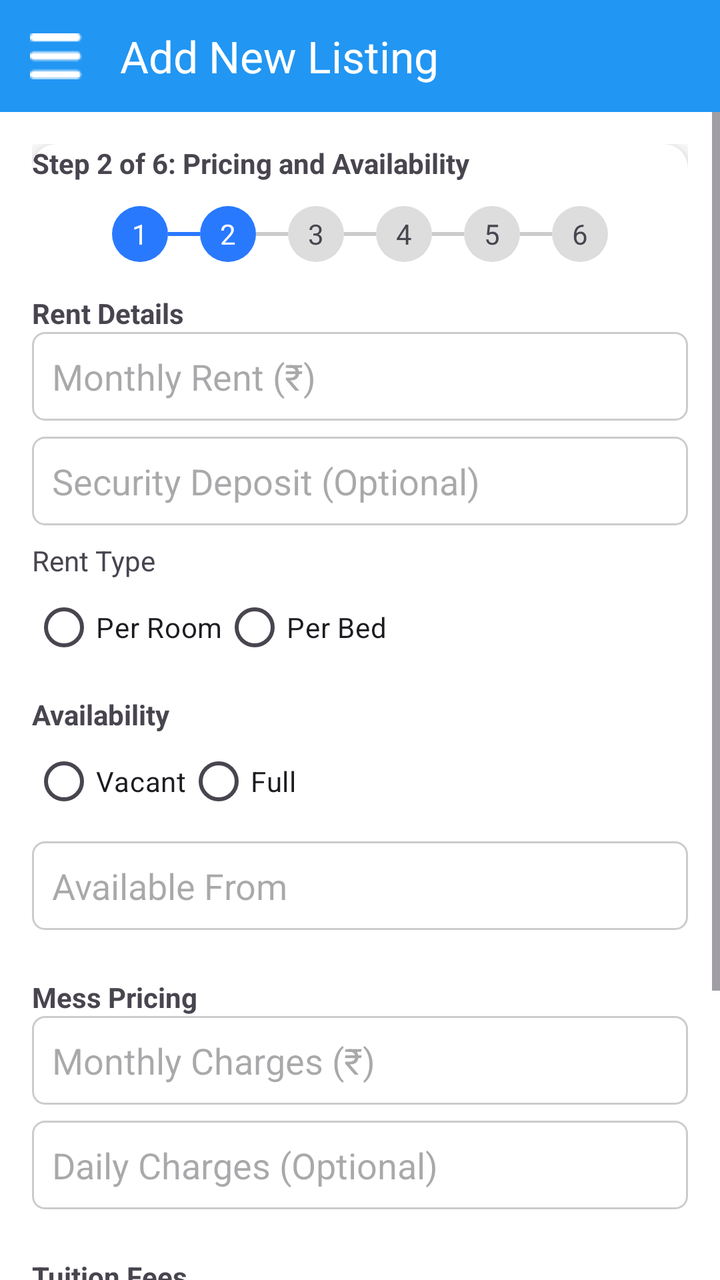
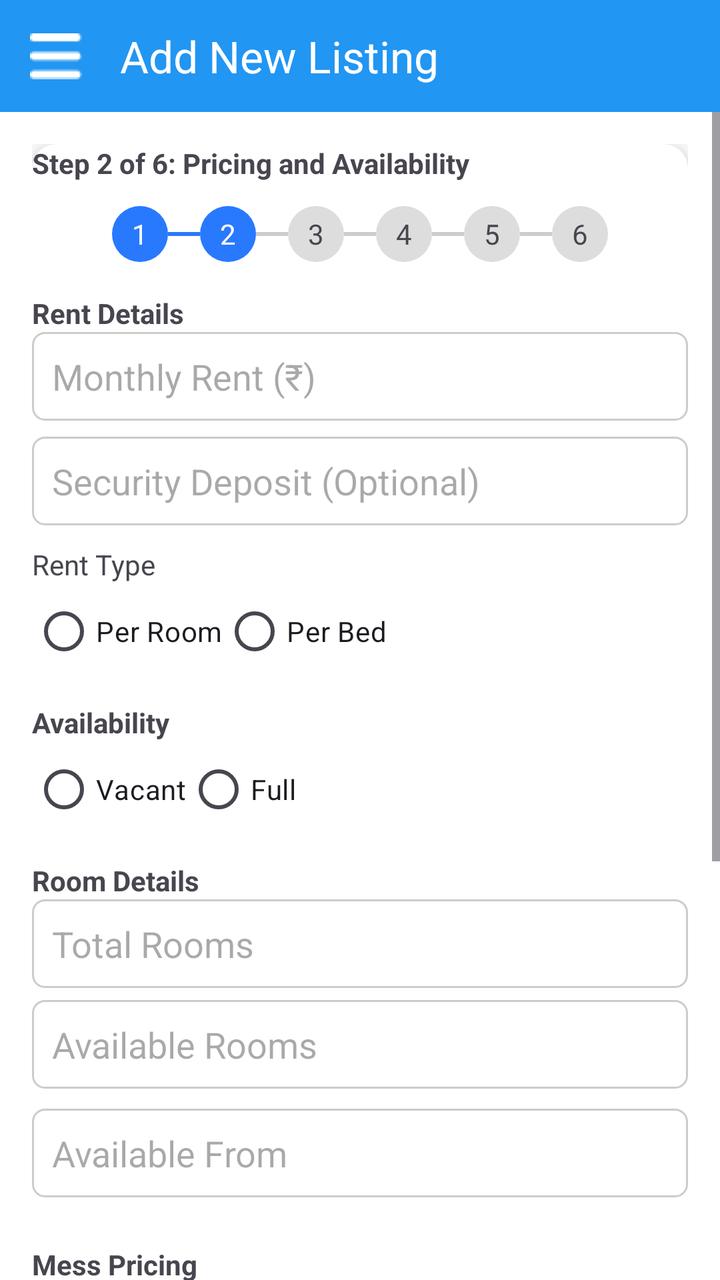

Before-and-after screenshots of an Android layout around one commit, followed by the original layout XML and the change that was made.
<!-- AndroidManifest.xml: application theme Theme.CampusSaathi -->
<!-- res/layout/activity_owner_add_new_list2.xml -->
<?xml version="1.0" encoding="utf-8"?>
<LinearLayout xmlns:android="http://schemas.android.com/apk/res/android"
    xmlns:app="http://schemas.android.com/apk/res-auto"
    android:layout_width="match_parent"
    android:layout_height="match_parent"
    android:orientation="vertical"
    android:background="#FFFFFF">

    
    <androidx.appcompat.widget.Toolbar
        android:layout_width="match_parent"
        android:layout_height="56dp"
        android:background="#2196F3"
        app:title="Add New Listing"
        app:titleTextColor="#FFFFFF"
        app:navigationIcon="@drawable/ic_menu" />

    <ScrollView
        android:layout_width="match_parent"
        android:layout_height="match_parent">

        <LinearLayout
            android:layout_width="match_parent"
            android:layout_height="wrap_content"
            android:padding="16dp"
            android:orientation="vertical">

            <androidx.cardview.widget.CardView
                android:layout_width="match_parent"
                android:layout_height="wrap_content"
                app:cardCornerRadius="12dp"
                app:cardElevation="6dp"
                android:padding="16dp">

                <LinearLayout
                    android:layout_width="match_parent"
                    android:layout_height="wrap_content"
                    android:orientation="vertical">

                    
                    <TextView
                        android:layout_width="wrap_content"
                        android:layout_height="wrap_content"
                        android:text="Step 2 of 6: Pricing and Availability"
                        android:textSize="14sp"
                        android:textStyle="bold" />

                    
                    <LinearLayout
                        android:layout_width="match_parent"
                        android:layout_height="wrap_content"
                        android:orientation="horizontal"
                        android:gravity="center"
                        android:layout_marginTop="12dp">

                        <TextView android:layout_width="28dp" android:layout_height="28dp"
                            android:text="1" android:gravity="center"
                            android:textColor="#FFFFFF"
                            android:background="@drawable/step_done"/>

                        <View android:layout_width="16dp" android:layout_height="2dp"
                            android:background="#2979FF"/>

                        <TextView android:layout_width="28dp" android:layout_height="28dp"
                            android:text="2" android:gravity="center"
                            android:textColor="#FFFFFF"
                            android:background="@drawable/step_active"/>

                        <View android:layout_width="16dp" android:layout_height="2dp"
                            android:background="#CCCCCC"/>

                        <TextView android:layout_width="28dp" android:layout_height="28dp"
                            android:text="3" android:gravity="center"
                            android:background="@drawable/step_inactive"/>

                        <View android:layout_width="16dp" android:layout_height="2dp"
                            android:background="#CCCCCC"/>

                        <TextView android:layout_width="28dp" android:layout_height="28dp"
                            android:text="4" android:gravity="center"
                            android:background="@drawable/step_inactive"/>

                        <View android:layout_width="16dp" android:layout_height="2dp"
                            android:background="#CCCCCC"/>

                        <TextView android:layout_width="28dp" android:layout_height="28dp"
                            android:text="5" android:gravity="center"
                            android:background="@drawable/step_inactive"/>

                        <View android:layout_width="16dp" android:layout_height="2dp"
                            android:background="#CCCCCC"/>

                        <TextView android:layout_width="28dp" android:layout_height="28dp"
                            android:text="6" android:gravity="center"
                            android:background="@drawable/step_inactive"/>
                    </LinearLayout>

                    
                    
                    
                    <LinearLayout
                        android:id="@+id/layoutRoomStep2"
                        android:layout_width="match_parent"
                        android:layout_height="wrap_content"
                        android:orientation="vertical"
                        android:layout_marginTop="16dp"
                        android:visibility="visible">

                        <TextView
                            android:text="Rent Details"
                            android:textStyle="bold"
                            android:layout_width="wrap_content"
                            android:layout_height="wrap_content"/>

                        <EditText
                            android:layout_width="match_parent"
                            android:layout_height="wrap_content"
                            android:hint="Monthly Rent (₹)"
                            android:background="@drawable/edit_bg"
                            android:padding="10dp"/>

                        <EditText
                            android:layout_width="match_parent"
                            android:layout_height="wrap_content"
                            android:hint="Security Deposit (Optional)"
                            android:background="@drawable/edit_bg"
                            android:padding="10dp"
                            android:layout_marginTop="8dp"/>

                        <TextView
                            android:text="Rent Type"
                            android:layout_width="wrap_content"
                            android:layout_height="wrap_content"
                            android:layout_marginTop="8dp"/>

                        <RadioGroup
                            android:layout_width="wrap_content"
                            android:layout_height="wrap_content"
                            android:orientation="horizontal">

                            <RadioButton android:text="Per Room"
                                android:layout_width="wrap_content"
                                android:layout_height="wrap_content"/>

                            <RadioButton android:text="Per Bed"
                                android:layout_width="wrap_content"
                                android:layout_height="wrap_content"/>
                        </RadioGroup>

                        <TextView
                            android:text="Availability"
                            android:textStyle="bold"
                            android:layout_width="wrap_content"
                            android:layout_height="wrap_content"
                            android:layout_marginTop="10dp"/>

                        <RadioGroup
                            android:layout_width="wrap_content"
                            android:layout_height="wrap_content"
                            android:orientation="horizontal">

                            <RadioButton android:text="Vacant"
                                android:layout_width="wrap_content"
                                android:layout_height="wrap_content"/>

                            <RadioButton android:text="Full"
                                android:layout_width="wrap_content"
                                android:layout_height="wrap_content"/>
                        </RadioGroup>

                        <EditText
                            android:layout_width="match_parent"
                            android:layout_height="wrap_content"
                            android:hint="Available From"
                            android:background="@drawable/edit_bg"
                            android:padding="10dp"
                            android:layout_marginTop="6dp"/>
                    </LinearLayout>

                    
                    
                    
                    <LinearLayout
                        android:id="@+id/layoutMessStep2"
                        android:layout_width="match_parent"
                        android:layout_height="wrap_content"
                        android:orientation="vertical"
                        android:layout_marginTop="24dp"
                        android:visibility="visible">

                        <TextView
                            android:text="Mess Pricing"
                            android:textStyle="bold"
                            android:layout_width="wrap_content"
                            android:layout_height="wrap_content"/>

                        <EditText
                            android:layout_width="match_parent"
                            android:layout_height="wrap_content"
                            android:hint="Monthly Charges (₹)"
                            android:background="@drawable/edit_bg"
                            android:padding="10dp"/>

                        <EditText
                            android:layout_width="match_parent"
                            android:layout_height="wrap_content"
                            android:hint="Daily Charges (Optional)"
                            android:background="@drawable/edit_bg"
                            android:padding="10dp"
                            android:layout_marginTop="8dp"/>
                    </LinearLayout>

                    
                    
                    
                    <LinearLayout
                        android:id="@+id/layoutTuitionStep2"
                        android:layout_width="match_parent"
                        android:layout_height="wrap_content"
                        android:orientation="vertical"
                        android:layout_marginTop="24dp"
                        android:visibility="visible">

                        <TextView
                            android:text="Tuition Fees"
                            android:textStyle="bold"
                            android:layout_width="wrap_content"
                            android:layout_height="wrap_content"/>

                        <EditText
                            android:layout_width="match_parent"
                            android:layout_height="wrap_content"
                            android:hint="Fees Amount (₹)"
                            android:background="@drawable/edit_bg"
                            android:padding="10dp"/>

                        <EditText
                            android:layout_width="match_parent"
                            android:layout_height="wrap_content"
                            android:hint="Course Duration (Months)"
                            android:background="@drawable/edit_bg"
                            android:padding="10dp"
                            android:layout_marginTop="8dp"/>
                    </LinearLayout>

                    
                    <Button
                        android:layout_width="match_parent"
                        android:layout_height="wrap_content"
                        android:text="Next"
                        android:layout_marginTop="24dp"
                        android:backgroundTint="#2979FF"
                        android:textColor="#FFFFFF"/>

                </LinearLayout>
            </androidx.cardview.widget.CardView>

        </LinearLayout>
    </ScrollView>
</LinearLayout>
<!-- resources referenced by this layout -->
<resources>
  <!-- drawable edit_bg (drawable) -->
  <shape xmlns:android="http://schemas.android.com/apk/res/android">
      <solid android:color="#FFFFFF"/>
      <stroke android:width="1dp" android:color="#CCCCCC"/>
      <corners android:radius="6dp"/>
  </shape>
  <!-- drawable ic_menu: png bitmap (drawable, 269 bytes) -->
  <!-- drawable step_active (drawable) -->
  <shape xmlns:android="http://schemas.android.com/apk/res/android">
      <solid android:color="#2979FF"/>
      <corners android:radius="50dp"/>
  </shape>
  <!-- drawable step_done (drawable) -->
  <?xml version="1.0" encoding="utf-8"?>
  <shape xmlns:android="http://schemas.android.com/apk/res/android">
      <solid android:color="#2979FF"/>
      <corners android:radius="50dp"/>
  </shape>
  <!-- drawable step_inactive (drawable) -->
  <shape xmlns:android="http://schemas.android.com/apk/res/android">
      <solid android:color="#DDDDDD"/>
      <corners android:radius="50dp"/>
  </shape>
  <style name="Theme.CampusSaathi" parent="Base.Theme.CampusSaathi" />
  <style name="Base.Theme.CampusSaathi" parent="Theme.Material3.DayNight.NoActionBar">
          
          
      </style>
</resources>

<!-- the commit's change to res/layout/activity_owner_add_new_list2.xml (unified diff, before → after) -->
@@ -98,6 +98,7 @@
                     
                     
                     
+                    
                     <LinearLayout
                         android:id="@+id/layoutRoomStep2"
                         android:layout_width="match_parent"
@@ -106,6 +107,7 @@
                         android:layout_marginTop="16dp"
                         android:visibility="visible">
 
+                        
                         <TextView
                             android:text="Rent Details"
                             android:textStyle="bold"
@@ -113,70 +115,116 @@
                             android:layout_height="wrap_content"/>
 
                         <EditText
+                            android:id="@+id/etRoomRent"
                             android:layout_width="match_parent"
                             android:layout_height="wrap_content"
                             android:hint="Monthly Rent (₹)"
+                            android:inputType="number"
                             android:background="@drawable/edit_bg"
                             android:padding="10dp"/>
 
                         <EditText
+                            android:id="@+id/etRoomDeposit"
                             android:layout_width="match_parent"
                             android:layout_height="wrap_content"
                             android:hint="Security Deposit (Optional)"
+                            android:inputType="number"
                             android:background="@drawable/edit_bg"
                             android:padding="10dp"
                             android:layout_marginTop="8dp"/>
 
+                        
                         <TextView
                             android:text="Rent Type"
                             android:layout_width="wrap_content"
                             android:layout_height="wrap_content"
-                            android:layout_marginTop="8dp"/>
+                            android:layout_marginTop="10dp"/>
 
                         <RadioGroup
+                            android:id="@+id/rgRentType"
                             android:layout_width="wrap_content"
                             android:layout_height="wrap_content"
                             android:orientation="horizontal">
 
-                            <RadioButton android:text="Per Room"
+                            <RadioButton
+                                android:text="Per Room"
                                 android:layout_width="wrap_content"
                                 android:layout_height="wrap_content"/>
 
-                            <RadioButton android:text="Per Bed"
+                            <RadioButton
+                                android:text="Per Bed"
                                 android:layout_width="wrap_content"
                                 android:layout_height="wrap_content"/>
                         </RadioGroup>
 
+                        
                         <TextView
                             android:text="Availability"
                             android:textStyle="bold"
                             android:layout_width="wrap_content"
                             android:layout_height="wrap_content"
-                            android:layout_marginTop="10dp"/>
+                            android:layout_marginTop="12dp"/>
 
                         <RadioGroup
+                            android:id="@+id/rgAvailability"
                             android:layout_width="wrap_content"
                             android:layout_height="wrap_content"
                             android:orientation="horizontal">
 
-                            <RadioButton android:text="Vacant"
+                            <RadioButton
+                                android:text="Vacant"
                                 android:layout_width="wrap_content"
                                 android:layout_height="wrap_content"/>
 
-                            <RadioButton android:text="Full"
+                            <RadioButton
+                                android:text="Full"
                                 android:layout_width="wrap_content"
                                 android:layout_height="wrap_content"/>
                         </RadioGroup>
 
-                        <EditText
+                        
+                        <TextView
+                            android:id="@+id/tvRoomCountTitle"
+                            android:text="Room Details"
+                            android:textStyle="bold"
+                            android:layout_width="wrap_content"
+                            android:layout_height="wrap_content"
+                            android:layout_marginTop="12dp"/>
+
+                        <EditText
+                            android:id="@+id/etTotalUnits"
+                            android:layout_width="match_parent"
+                            android:layout_height="wrap_content"
+                            android:hint="Total Rooms"
+                            android:inputType="number"
+                            android:background="@drawable/edit_bg"
+                            android:padding="10dp"/>
+
+                        <EditText
+                            android:id="@+id/etAvailableUnits"
+                            android:layout_width="match_parent"
+                            android:layout_height="wrap_content"
+                            android:hint="Available Rooms"
+                            android:inputType="number"
+                            android:background="@drawable/edit_bg"
+                            android:padding="10dp"
+                            android:layout_marginTop="6dp"/>
+
+                        
+                        <EditText
+                            android:id="@+id/etAvailableFrom"
                             android:layout_width="match_parent"
                             android:layout_height="wrap_content"
                             android:hint="Available From"
                             android:background="@drawable/edit_bg"
                             android:padding="10dp"
-                            android:layout_marginTop="6dp"/>
+                            android:layout_marginTop="10dp"/>
+
                     </LinearLayout>
 
+                    
+                    
+                    
                     
                     
                     
@@ -194,22 +242,30 @@
                             android:layout_width="wrap_content"
                             android:layout_height="wrap_content"/>
 
-                        <EditText
+                        
+                        <EditText
+                            android:id="@+id/etMessMonthlyCharge"
                             android:layout_width="match_parent"
                             android:layout_height="wrap_content"
                             android:hint="Monthly Charges (₹)"
+                            android:inputType="number"
                             android:background="@drawable/edit_bg"
                             android:padding="10dp"/>
 
-                        <EditText
+                        
+                        <EditText
+                            android:id="@+id/etMessDailyCharge"
                             android:layout_width="match_parent"
                             android:layout_height="wrap_content"
                             android:hint="Daily Charges (Optional)"
+                            android:inputType="number"
                             android:background="@drawable/edit_bg"
                             android:padding="10dp"
                             android:layout_marginTop="8dp"/>
                     </LinearLayout>
 
+
+                    
                     
                     
                     
@@ -227,24 +283,32 @@
                             android:layout_width="wrap_content"
                             android:layout_height="wrap_content"/>
 
-                        <EditText
+                        
+                        <EditText
+                            android:id="@+id/etTuitionFees"
                             android:layout_width="match_parent"
                             android:layout_height="wrap_content"
                             android:hint="Fees Amount (₹)"
+                            android:inputType="number"
                             android:background="@drawable/edit_bg"
                             android:padding="10dp"/>
 
-                        <EditText
+                        
+                        <EditText
+                            android:id="@+id/etCourseDuration"
                             android:layout_width="match_parent"
                             android:layout_height="wrap_content"
                             android:hint="Course Duration (Months)"
+                            android:inputType="number"
                             android:background="@drawable/edit_bg"
                             android:padding="10dp"
                             android:layout_marginTop="8dp"/>
+
                     </LinearLayout>
 
                     
                     <Button
+                        android:id="@+id/btnNextStep2"
                         android:layout_width="match_parent"
                         android:layout_height="wrap_content"
                         android:text="Next"
